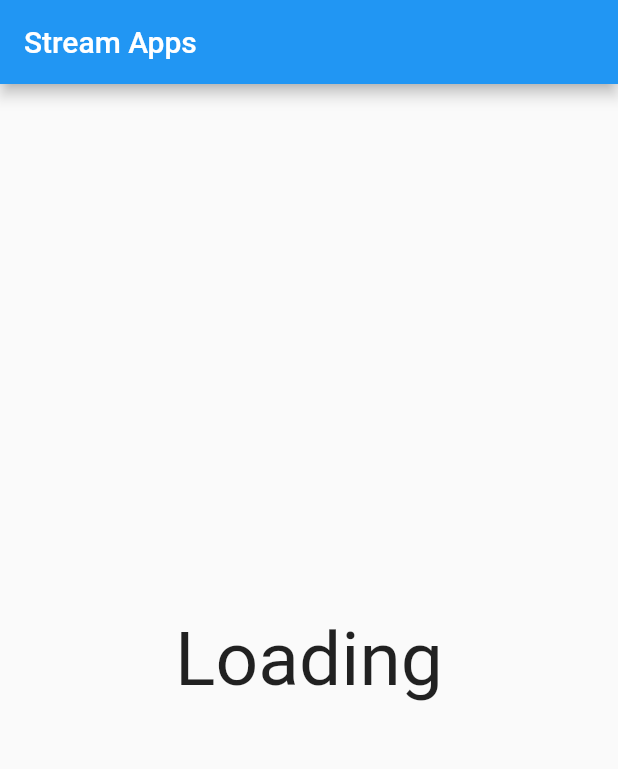
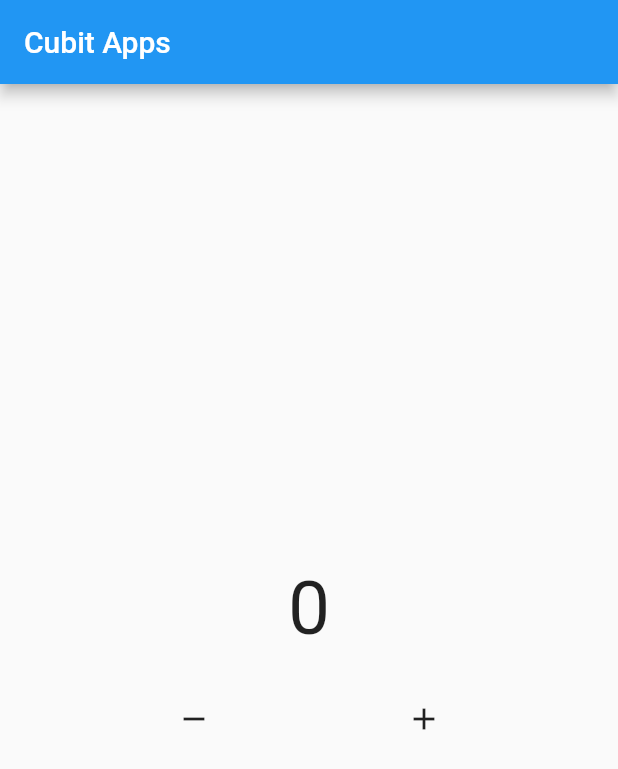
Before and after one commit to aldinurhanudin/Konsep-dasar-Bloc, a Flutter app: the first screen one second after launch, on a phone screen of 412 x 824 dp. Shown: the top 769 px of the screen. Run offline on Flutter 3.47's test engine with Material 2 defaults, Android fonts, the phone set to English and light mode, and no system bars; our stand-ins replace bloc.

Commit message:
02 basic cubit

```diff
--- a/latihan_bloc/lib/main.dart
+++ b/latihan_bloc/lib/main.dart
@@ -1,3 +1,4 @@
+import 'package:bloc/bloc.dart';
 import 'package:flutter/material.dart';
 
 void main() {
@@ -15,36 +16,35 @@ class MyApp extends StatelessWidget {
   }
 }
 
-class HomePage extends StatelessWidget {
-  const HomePage({Key? key}) : super(key: key);
+class CounterCubit extends Cubit<int> {
+  CounterCubit({this.inisialData = 0}) : super(inisialData);
+  int inisialData;
 
-  Stream<int> countStream() async* {
-    for (int i = 1; i <= 10; i++) {
-      await Future.delayed(const Duration(seconds: 1));
-      yield i;
+  void tambahData() {
+    emit(state + 1); //yield package dari sananya/package bloc
+  }
+
+  void kurangData() {
+    emit(state - 1);
   }
 }
 
+class HomePage extends StatelessWidget {
+  CounterCubit mycounter = CounterCubit(inisialData: 0);
+
   @override
   Widget build(BuildContext context) {
-    print("Rebuild");
     return Scaffold(
       appBar: AppBar(
-        title: const Text("Stream Apps"),
+        title: const Text("Cubit Apps"),
       ),
-      body: StreamBuilder(
-        stream: countStream(),
-        builder: ((context, snapshot) {
-          if (snapshot.connectionState == ConnectionState.waiting) {
-            return const Center(
-              child: Text(
-                "Loading",
-                style: TextStyle(
-                  fontSize: 50,
-                ),
-              ),
-            );
-          } else {
+      body: Column(
+        mainAxisAlignment: MainAxisAlignment.center,
+        children: [
+          StreamBuilder(
+              initialData: mycounter.inisialData,
+              stream: mycounter.stream,
+              builder: (context, snapshot) {
                 return Center(
                   child: Text(
                     "${snapshot.data}",
@@ -53,8 +53,23 @@ class HomePage extends StatelessWidget {
                     ),
                   ),
                 );
-          }
               }),
+          const SizedBox(height: 20),
+          Row(mainAxisAlignment: MainAxisAlignment.spaceEvenly, children: [
+            IconButton(
+              onPressed: () {
+                mycounter.kurangData();
+              },
+              icon: const Icon(Icons.remove),
+            ),
+            IconButton(
+              onPressed: () {
+                mycounter.tambahData();
+              },
+              icon: const Icon(Icons.add),
+            ),
+          ])
+        ],
       ),
     );
   }
--- a/latihan_bloc/pubspec.yaml
+++ b/latihan_bloc/pubspec.yaml
@@ -34,6 +34,8 @@ dependencies:
   # The following adds the Cupertino Icons font to your application.
   # Use with the CupertinoIcons class for iOS style icons.
   cupertino_icons: ^1.0.2
+  bloc: ^8.0.3
+  flutter_bloc: ^8.0.1
 
 dev_dependencies:
   flutter_test:
```
Also changed, not shown: latihan_bloc/pubspec.lock. Lines whose indentation alone changed are shown as unchanged.
